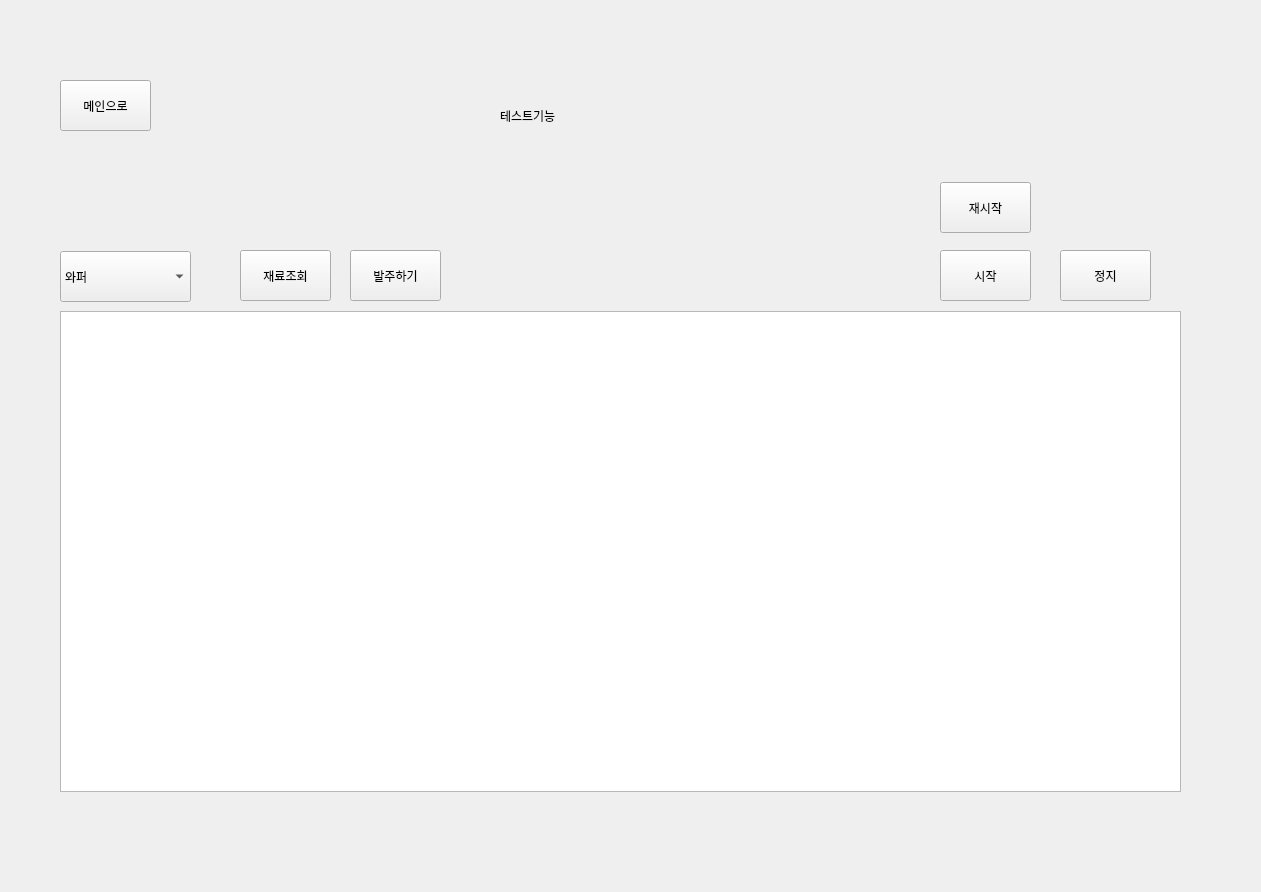
Above: test.ui from tjdqls4965/bada before the change. Below: the same form after it.
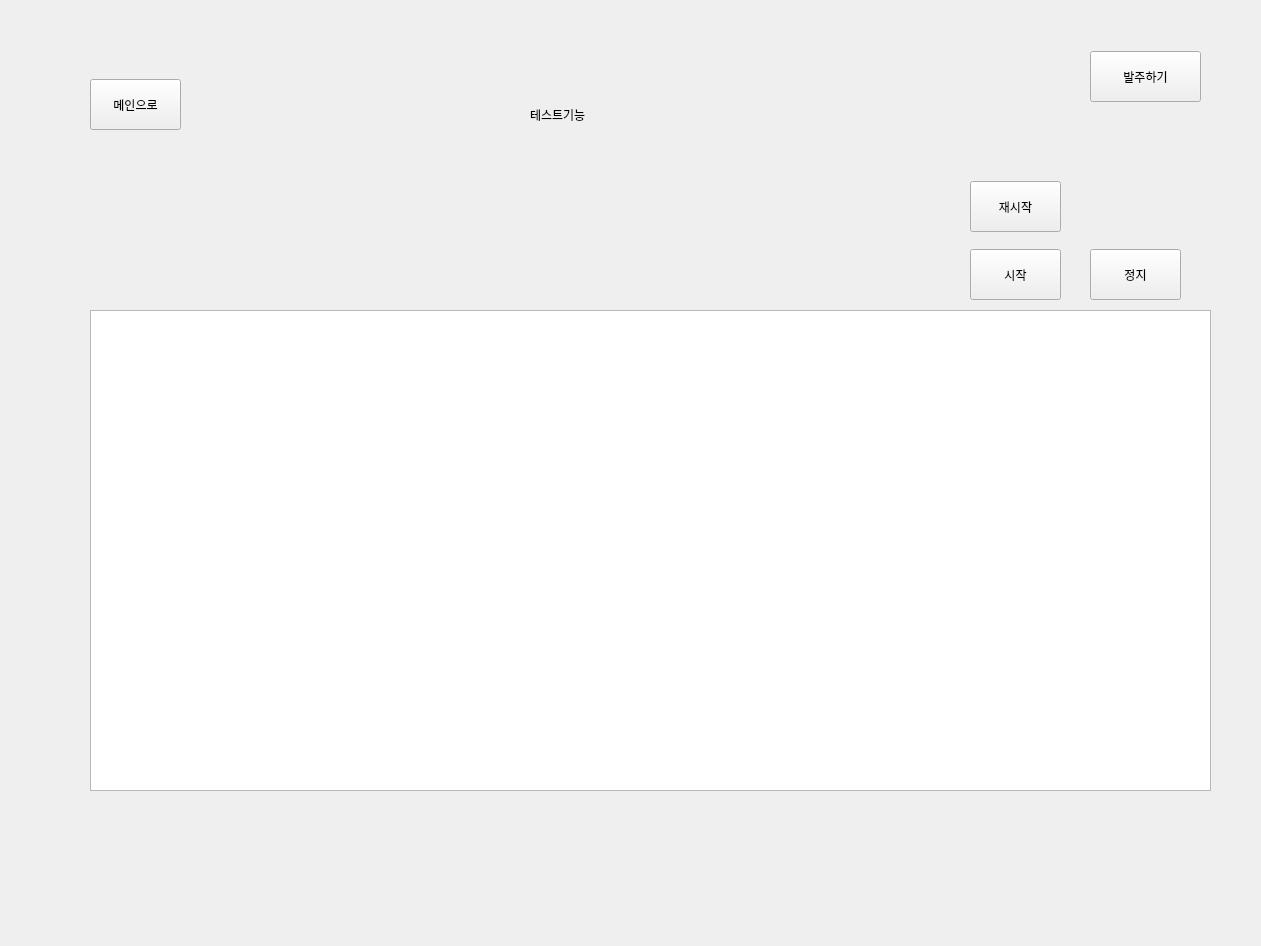
That is the form after the change. The open tabs and pages were chosen to show the change.

```diff
--- a/test.ui
+++ b/test.ui
@@ -7,27 +7,66 @@
     <x>0</x>
     <y>0</y>
     <width>1261</width>
-    <height>892</height>
+    <height>946</height>
    </rect>
   </property>
   <property name="windowTitle">
    <string>Form</string>
   </property>
+  <widget class="QStackedWidget" name="stackedWidget">
+   <property name="geometry">
+    <rect>
+     <x>20</x>
+     <y>29</y>
+     <width>1221</width>
+     <height>841</height>
+    </rect>
+   </property>
+   <property name="currentIndex">
+    <number>1</number>
+   </property>
+   <widget class="QWidget" name="page">
+    <widget class="QPushButton" name="main_btn">
+     <property name="geometry">
+      <rect>
+       <x>70</x>
+       <y>50</y>
+       <width>91</width>
+       <height>51</height>
+      </rect>
+     </property>
+     <property name="text">
+      <string>메인으로</string>
+     </property>
+    </widget>
   <widget class="QTableWidget" name="table">
    <property name="geometry">
     <rect>
-     <x>60</x>
-     <y>311</y>
+       <x>70</x>
+       <y>281</y>
      <width>1121</width>
      <height>481</height>
     </rect>
    </property>
   </widget>
+    <widget class="QPushButton" name="start_btn">
+     <property name="geometry">
+      <rect>
+       <x>950</x>
+       <y>220</y>
+       <width>91</width>
+       <height>51</height>
+      </rect>
+     </property>
+     <property name="text">
+      <string>시작</string>
+     </property>
+    </widget>
   <widget class="QLabel" name="label">
    <property name="geometry">
     <rect>
-     <x>500</x>
-     <y>100</y>
+       <x>510</x>
+       <y>70</y>
      <width>201</width>
      <height>31</height>
     </rect>
@@ -36,50 +75,11 @@
     <string>테스트기능</string>
    </property>
   </widget>
-  <widget class="QPushButton" name="main_btn">
-   <property name="geometry">
-    <rect>
-     <x>60</x>
-     <y>80</y>
-     <width>91</width>
-     <height>51</height>
-    </rect>
-   </property>
-   <property name="text">
-    <string>메인으로</string>
-   </property>
-  </widget>
-  <widget class="QPushButton" name="start_btn">
-   <property name="geometry">
-    <rect>
-     <x>940</x>
-     <y>250</y>
-     <width>91</width>
-     <height>51</height>
-    </rect>
-   </property>
-   <property name="text">
-    <string>시작</string>
-   </property>
-  </widget>
-  <widget class="QPushButton" name="stop_btn">
-   <property name="geometry">
-    <rect>
-     <x>1060</x>
-     <y>250</y>
-     <width>91</width>
-     <height>51</height>
-    </rect>
-   </property>
-   <property name="text">
-    <string>정지</string>
-   </property>
-  </widget>
   <widget class="QPushButton" name="restart_btn">
    <property name="geometry">
     <rect>
-     <x>940</x>
-     <y>182</y>
+       <x>950</x>
+       <y>152</y>
      <width>91</width>
      <height>51</height>
     </rect>
@@ -88,39 +88,172 @@
     <string>재시작</string>
    </property>
   </widget>
-  <widget class="QPushButton" name="receive_btn">
+    <widget class="QPushButton" name="stop_btn">
    <property name="geometry">
     <rect>
-     <x>240</x>
-     <y>250</y>
+       <x>1070</x>
+       <y>220</y>
      <width>91</width>
      <height>51</height>
     </rect>
    </property>
    <property name="text">
-    <string>재료조회</string>
-   </property>
-  </widget>
+      <string>정지</string>
+     </property>
+    </widget>
+    <widget class="QPushButton" name="go_btn">
+     <property name="geometry">
+      <rect>
+       <x>1070</x>
+       <y>22</y>
+       <width>111</width>
+       <height>51</height>
+      </rect>
+     </property>
+     <property name="text">
+      <string>발주하기</string>
+     </property>
+    </widget>
+   </widget>
+   <widget class="QWidget" name="page_2">
   <widget class="QComboBox" name="combo_menu">
    <property name="geometry">
     <rect>
-     <x>60</x>
-     <y>251</y>
+       <x>50</x>
+       <y>230</y>
      <width>131</width>
      <height>51</height>
     </rect>
    </property>
    <item>
     <property name="text">
-     <string>와퍼</string>
-    </property>
-   </item>
+       <string>beef</string>
+      </property>
+     </item>
+     <item>
+      <property name="text">
+       <string>chic</string>
+      </property>
+     </item>
+     <item>
+      <property name="text">
+       <string>shrimp</string>
+      </property>
+     </item>
+     <item>
+      <property name="text">
+       <string>hashbrown</string>
+      </property>
+     </item>
+     <item>
+      <property name="text">
+       <string>egg</string>
+      </property>
+     </item>
+     <item>
+      <property name="text">
+       <string>hub</string>
+      </property>
+     </item>
+     <item>
+      <property name="text">
+       <string>pepper</string>
+      </property>
+     </item>
+     <item>
+      <property name="text">
+       <string>bun</string>
+      </property>
+     </item>
+     <item>
+      <property name="text">
+       <string>onion</string>
+      </property>
+     </item>
+     <item>
+      <property name="text">
+       <string>tomato</string>
+      </property>
+     </item>
+     <item>
+      <property name="text">
+       <string>yang</string>
+      </property>
+     </item>
+     <item>
+      <property name="text">
+       <string>cheese</string>
+      </property>
+     </item>
+     <item>
+      <property name="text">
+       <string>pic</string>
+      </property>
+     </item>
+     <item>
+      <property name="text">
+       <string>mayo</string>
+      </property>
+     </item>
+     <item>
+      <property name="text">
+       <string>stake_sauce</string>
+      </property>
+     </item>
+     <item>
+      <property name="text">
+       <string>chechap</string>
+      </property>
+     </item>
+     <item>
+      <property name="text">
+       <string>sugar</string>
+      </property>
+     </item>
+     <item>
+      <property name="text">
+       <string>tartar_sauce</string>
+      </property>
+     </item>
+     <item>
+      <property name="text">
+       <string>derry_sauce</string>
+      </property>
+     </item>
+     <item>
+      <property name="text">
+       <string>potato</string>
+      </property>
+     </item>
+     <item>
+      <property name="text">
+       <string>cola</string>
+      </property>
+     </item>
+     <item>
+      <property name="text">
+       <string>sprite</string>
+      </property>
+     </item>
+    </widget>
+    <widget class="QPushButton" name="receive_btn">
+     <property name="geometry">
+      <rect>
+       <x>200</x>
+       <y>230</y>
+       <width>91</width>
+       <height>51</height>
+      </rect>
+     </property>
+     <property name="text">
+      <string>재료조회</string>
+     </property>
   </widget>
   <widget class="QPushButton" name="give_btn">
    <property name="geometry">
     <rect>
-     <x>350</x>
-     <y>250</y>
+       <x>320</x>
+       <y>230</y>
      <width>91</width>
      <height>51</height>
     </rect>
@@ -128,6 +261,31 @@
    <property name="text">
     <string>발주하기</string>
    </property>
+    </widget>
+    <widget class="QTableWidget" name="tablee">
+     <property name="geometry">
+      <rect>
+       <x>50</x>
+       <y>310</y>
+       <width>1121</width>
+       <height>481</height>
+      </rect>
+     </property>
+    </widget>
+    <widget class="QPushButton" name="back_btn">
+     <property name="geometry">
+      <rect>
+       <x>50</x>
+       <y>20</y>
+       <width>111</width>
+       <height>51</height>
+      </rect>
+     </property>
+     <property name="text">
+      <string>주문하기</string>
+     </property>
+    </widget>
+   </widget>
   </widget>
  </widget>
  <resources/>
```
Lines whose indentation alone changed are shown as unchanged.
